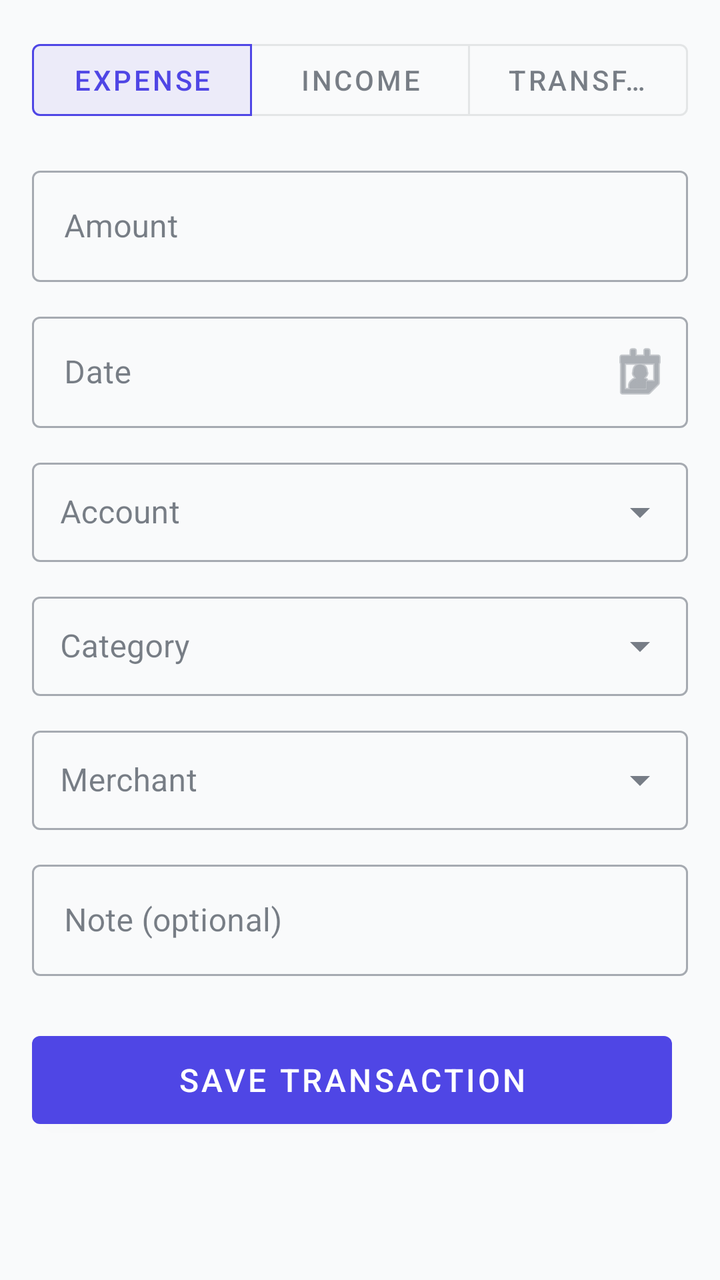
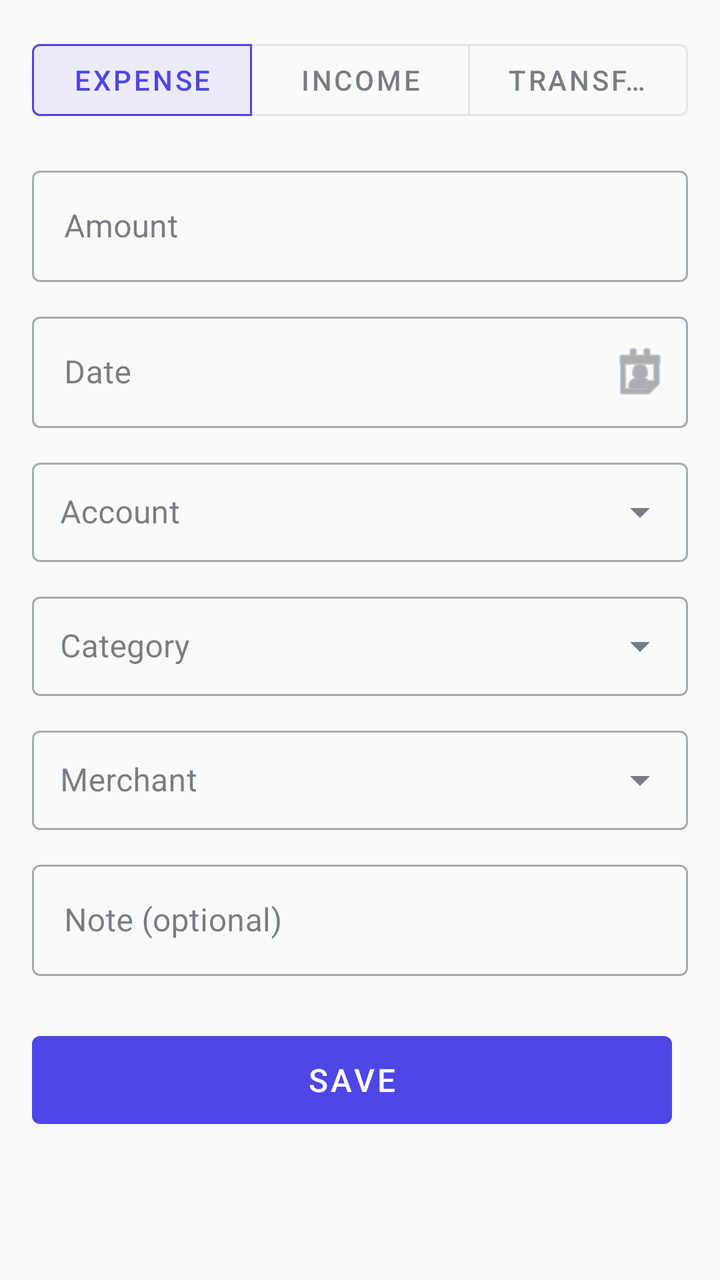

Screens rendered from an Android XML layout before and after an edit, with the pre-edit source and the edit as a unified diff.
<!-- AndroidManifest.xml: application theme Theme.FinanceTracker -->
<!-- res/layout/fragment_add_transaction.xml -->
<?xml version="1.0" encoding="utf-8"?>
<androidx.core.widget.NestedScrollView
    xmlns:android="http://schemas.android.com/apk/res/android"
    xmlns:app="http://schemas.android.com/apk/res-auto"
    android:layout_width="match_parent"
    android:layout_height="match_parent"
    android:background="@color/background"
    android:fillViewport="true">

    <LinearLayout
        android:layout_width="match_parent"
        android:layout_height="wrap_content"
        android:orientation="vertical"
        android:background="@color/background"
        android:padding="16dp">

        
        <com.google.android.material.button.MaterialButtonToggleGroup
            android:id="@+id/toggle_type"
            android:layout_width="match_parent"
            android:layout_height="wrap_content"
            android:layout_marginBottom="16dp"
            app:singleSelection="true"
            app:checkedButton="@id/btn_expense">

            <com.google.android.material.button.MaterialButton
                android:id="@+id/btn_expense"
                android:layout_width="0dp"
                android:layout_height="wrap_content"
                android:layout_weight="1"
                android:text="Expense"
                style="?attr/materialButtonOutlinedStyle"/>

            <com.google.android.material.button.MaterialButton
                android:id="@+id/btn_income"
                android:layout_width="0dp"
                android:layout_height="wrap_content"
                android:layout_weight="1"
                android:text="Income"
                style="?attr/materialButtonOutlinedStyle"/>

            <com.google.android.material.button.MaterialButton
                android:id="@+id/btn_transfer"
                android:layout_width="0dp"
                android:layout_height="wrap_content"
                android:layout_weight="1"
                android:text="Transfer"
                style="?attr/materialButtonOutlinedStyle"/>

        </com.google.android.material.button.MaterialButtonToggleGroup>

        
        <LinearLayout
            android:id="@+id/ll_transfer_type"
            android:layout_width="match_parent"
            android:layout_height="wrap_content"
            android:orientation="vertical"
            android:layout_marginBottom="12dp"
            android:visibility="gone">

            <TextView
                android:layout_width="wrap_content"
                android:layout_height="wrap_content"
                android:text="Transfer Type"
                android:textSize="12sp"
                android:layout_marginBottom="4dp"/>

            <com.google.android.material.button.MaterialButtonToggleGroup
                android:id="@+id/toggle_transfer_type"
                android:layout_width="match_parent"
                android:layout_height="wrap_content"
                app:singleSelection="true"
                app:checkedButton="@id/btn_self_transfer">

                <com.google.android.material.button.MaterialButton
                    android:id="@+id/btn_self_transfer"
                    android:layout_width="0dp"
                    android:layout_height="wrap_content"
                    android:layout_weight="1"
                    android:text="Self"
                    style="?attr/materialButtonOutlinedStyle"/>

                <com.google.android.material.button.MaterialButton
                    android:id="@+id/btn_loan_out"
                    android:layout_width="0dp"
                    android:layout_height="wrap_content"
                    android:layout_weight="1"
                    android:text="Loan"
                    style="?attr/materialButtonOutlinedStyle"/>

                <com.google.android.material.button.MaterialButton
                    android:id="@+id/btn_settle_payment"
                    android:layout_width="0dp"
                    android:layout_height="wrap_content"
                    android:layout_weight="1"
                    android:text="Settle"
                    style="?attr/materialButtonOutlinedStyle"/>

                <com.google.android.material.button.MaterialButton
                    android:id="@+id/btn_gift"
                    android:layout_width="0dp"
                    android:layout_height="wrap_content"
                    android:layout_weight="1"
                    android:text="Gift"
                    style="?attr/materialButtonOutlinedStyle"/>

            </com.google.android.material.button.MaterialButtonToggleGroup>
        </LinearLayout>

        
        <com.google.android.material.textfield.TextInputLayout
            android:id="@+id/til_friend_name"
            android:layout_width="match_parent"
            android:layout_height="wrap_content"
            android:hint="Friend's Name"
            android:layout_marginBottom="12dp"
            android:visibility="gone"
            style="@style/Widget.MaterialComponents.TextInputLayout.OutlinedBox">

            <com.google.android.material.textfield.TextInputEditText
                android:id="@+id/et_friend_name"
                android:layout_width="match_parent"
                android:layout_height="wrap_content"
                android:inputType="textCapWords"/>
        </com.google.android.material.textfield.TextInputLayout>

        
        <com.google.android.material.textfield.TextInputLayout
            android:id="@+id/til_settle_category"
            android:layout_width="match_parent"
            android:layout_height="wrap_content"
            android:hint="Expense Category"
            android:layout_marginBottom="12dp"
            android:visibility="gone"
            style="@style/Widget.MaterialComponents.TextInputLayout.OutlinedBox.ExposedDropdownMenu">

            <AutoCompleteTextView
                android:id="@+id/spinner_settle_category"
                android:layout_width="match_parent"
                android:layout_height="wrap_content"
                android:inputType="none"
                android:focusable="false"
                android:padding="14dp"/>

        </com.google.android.material.textfield.TextInputLayout>

        
        <com.google.android.material.textfield.TextInputLayout
            android:id="@+id/til_from_account"
            android:layout_width="match_parent"
            android:layout_height="wrap_content"
            android:hint="From Account"
            android:layout_marginBottom="12dp"
            android:visibility="gone"
            style="@style/Widget.MaterialComponents.TextInputLayout.OutlinedBox.ExposedDropdownMenu">

            <AutoCompleteTextView
                android:id="@+id/spinner_from_account"
                android:layout_width="match_parent"
                android:layout_height="wrap_content"
                android:inputType="none"
                android:focusable="false"
                android:padding="14dp"/>

        </com.google.android.material.textfield.TextInputLayout>

        
        <com.google.android.material.textfield.TextInputLayout
            android:id="@+id/til_to_account"
            android:layout_width="match_parent"
            android:layout_height="wrap_content"
            android:hint="To Account"
            android:layout_marginBottom="12dp"
            android:visibility="gone"
            style="@style/Widget.MaterialComponents.TextInputLayout.OutlinedBox.ExposedDropdownMenu">

            <AutoCompleteTextView
                android:id="@+id/spinner_to_account"
                android:layout_width="match_parent"
                android:layout_height="wrap_content"
                android:inputType="none"
                android:focusable="false"
                android:padding="14dp"/>

        </com.google.android.material.textfield.TextInputLayout>

        
        <com.google.android.material.textfield.TextInputLayout
            android:layout_width="match_parent"
            android:layout_height="wrap_content"
            android:hint="Amount"
            android:layout_marginBottom="12dp"
            style="@style/Widget.MaterialComponents.TextInputLayout.OutlinedBox">

            <com.google.android.material.textfield.TextInputEditText
                android:id="@+id/et_amount"
                android:layout_width="match_parent"
                android:layout_height="wrap_content"
                android:inputType="numberDecimal"/>
        </com.google.android.material.textfield.TextInputLayout>

        
        <com.google.android.material.textfield.TextInputLayout
            android:id="@+id/til_date"
            android:layout_width="match_parent"
            android:layout_height="wrap_content"
            android:hint="Date"
            android:layout_marginBottom="12dp"
            app:endIconMode="custom"
            app:endIconDrawable="@android:drawable/ic_menu_my_calendar"
            style="@style/Widget.MaterialComponents.TextInputLayout.OutlinedBox">

            <com.google.android.material.textfield.TextInputEditText
                android:id="@+id/et_date"
                android:layout_width="match_parent"
                android:layout_height="wrap_content"
                android:focusable="false"
                android:clickable="true"
                android:cursorVisible="false"
                android:inputType="none"/>

        </com.google.android.material.textfield.TextInputLayout>

        
        <com.google.android.material.textfield.TextInputLayout
            android:id="@+id/til_account"
            android:layout_width="match_parent"
            android:layout_height="wrap_content"
            android:hint="Account"
            android:layout_marginBottom="12dp"
            style="@style/Widget.MaterialComponents.TextInputLayout.OutlinedBox.ExposedDropdownMenu">

            <AutoCompleteTextView
                android:id="@+id/spinner_account"
                android:layout_width="match_parent"
                android:layout_height="wrap_content"
                android:inputType="none"
                android:focusable="false"
                android:padding="14dp"/>

        </com.google.android.material.textfield.TextInputLayout>

        
        <com.google.android.material.textfield.TextInputLayout
            android:id="@+id/til_category"
            android:layout_width="match_parent"
            android:layout_height="wrap_content"
            android:hint="Category"
            android:layout_marginBottom="12dp"
            style="@style/Widget.MaterialComponents.TextInputLayout.OutlinedBox.ExposedDropdownMenu">

            <AutoCompleteTextView
                android:id="@+id/spinner_category"
                android:layout_width="match_parent"
                android:layout_height="wrap_content"
                android:inputType="none"
                android:focusable="false"
                android:padding="14dp"/>

        </com.google.android.material.textfield.TextInputLayout>

        
        <com.google.android.material.textfield.TextInputLayout
            android:id="@+id/til_merchant"
            android:layout_width="match_parent"
            android:layout_height="wrap_content"
            android:hint="Merchant"
            android:layout_marginBottom="12dp"
            style="@style/Widget.MaterialComponents.TextInputLayout.OutlinedBox.ExposedDropdownMenu">

            <AutoCompleteTextView
                android:id="@+id/spinner_merchant"
                android:layout_width="match_parent"
                android:layout_height="wrap_content"
                android:inputType="none"
                android:focusable="false"
                android:padding="14dp"/>

        </com.google.android.material.textfield.TextInputLayout>

        
        <com.google.android.material.textfield.TextInputLayout
            android:layout_width="match_parent"
            android:layout_height="wrap_content"
            android:hint="Note (optional)"
            android:layout_marginBottom="24dp"
            style="@style/Widget.MaterialComponents.TextInputLayout.OutlinedBox">

            <com.google.android.material.textfield.TextInputEditText
                android:id="@+id/et_note"
                android:layout_width="match_parent"
                android:layout_height="wrap_content"
                android:inputType="text"/>
        </com.google.android.material.textfield.TextInputLayout>

        
        <LinearLayout
            android:layout_width="match_parent"
            android:layout_height="wrap_content"
            android:orientation="horizontal">

            <com.google.android.material.button.MaterialButton
                android:id="@+id/btn_save"
                android:layout_width="0dp"
                android:layout_height="56dp"
                android:layout_weight="1"
                android:text="Save Transaction"
                android:textSize="16sp"
                android:layout_marginEnd="8dp"/>

            <com.google.android.material.button.MaterialButton
                android:id="@+id/btn_delete"
                android:layout_width="0dp"
                android:layout_height="56dp"
                android:layout_weight="1"
                android:text="Delete"
                android:textSize="16sp"
                style="@style/Widget.MaterialComponents.Button.OutlinedButton"
                android:visibility="gone"/>

        </LinearLayout>

    </LinearLayout>
</androidx.core.widget.NestedScrollView>
<!-- resources referenced by this layout -->
<resources>
  <color name="background">#f9fafb</color>
  <style name="Theme.FinanceTracker" parent="Theme.MaterialComponents.Light.NoActionBar">
          <item name="colorPrimary">@color/colorPrimary</item>
          <item name="colorPrimaryVariant">@color/colorPrimaryVariant</item>
          <item name="colorOnPrimary">@color/colorOnPrimary</item>
          <item name="colorSecondary">@color/colorSecondary</item>
          <item name="colorOnSecondary">@color/colorOnSecondary</item>
          <item name="colorSurface">@color/colorSurface</item>
          <item name="colorOnSurface">@color/colorOnSurface</item>
          <item name="android:statusBarColor">@color/colorPrimaryDark</item>
          <item name="android:windowBackground">@color/background</item>
          <item name="android:textColor">@color/text_primary</item>
          <item name="android:editTextColor">@color/text_primary</item>
          
          <item name="android:windowFullscreen">false</item>
          <item name="android:windowContentOverlay">@null</item>
          <item name="android:windowIsFloating">false</item>
      </style>
  <color name="colorPrimary">#4f46e5</color>
  <color name="colorPrimaryVariant">#6366f1</color>
  <color name="colorOnPrimary">#FFFFFF</color>
  <color name="colorSecondary">#10b981</color>
  <color name="colorOnSecondary">#FFFFFF</color>
  <color name="colorSurface">#FFFFFF</color>
  <color name="colorOnSurface">#1f2937</color>
  <color name="colorPrimaryDark">#3730a3</color>
  <color name="text_primary">#111827</color>
</resources>

<!-- the commit's change to res/layout/fragment_add_transaction.xml (unified diff, before → after) -->
@@ -304,7 +304,7 @@
                 android:layout_width="0dp"
                 android:layout_height="56dp"
                 android:layout_weight="1"
-                android:text="Save Transaction"
+                android:text="Save"
                 android:textSize="16sp"
                 android:layout_marginEnd="8dp"/>
 
